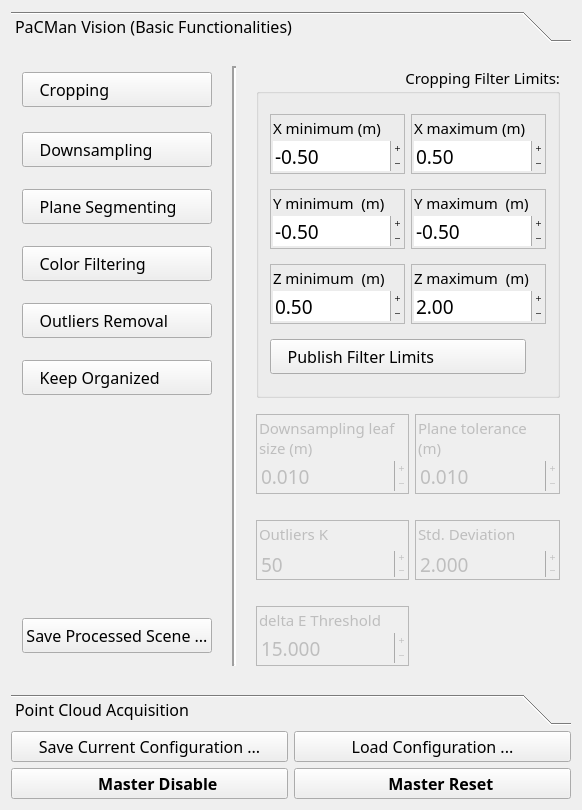
The window that src/basic_node/gui/basic_node_gui.ui (Tabjones/pacman_vision) describes before a commit, drawn with Qt 5.
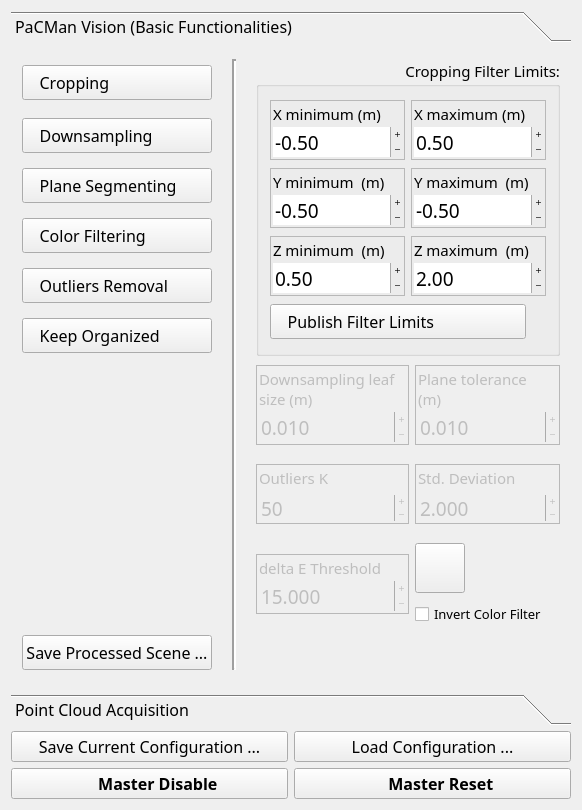
The same window after the commit. Icons and pictures are not drawn.

Commit message: Gui modifications for color filtering

The edit to the form file:
```diff
--- a/src/basic_node/gui/basic_node_gui.ui
+++ b/src/basic_node/gui/basic_node_gui.ui
@@ -241,7 +241,7 @@
           </property>
          </widget>
         </item>
-        <item row="0" column="1" rowspan="9">
+        <item row="0" column="1" rowspan="11">
          <widget class="Line" name="separator">
           <property name="minimumSize">
            <size>
@@ -1635,44 +1635,7 @@
           </layout>
          </widget>
         </item>
-        <item row="8" column="0">
-         <widget class="QPushButton" name="SaveButt">
-          <property name="maximumSize">
-           <size>
-            <width>16777215</width>
-            <height>35</height>
-           </size>
-          </property>
-          <property name="font">
-           <font>
-            <family>Oxygen-Sans</family>
-            <pointsize>12</pointsize>
-           </font>
-          </property>
-          <property name="focusPolicy">
-           <enum>Qt::NoFocus</enum>
-          </property>
-          <property name="acceptDrops">
-           <bool>false</bool>
-          </property>
-          <property name="toolTip">
-           <string>Save current Processed Scene on user selected location. (By calling service get_scene_processed)</string>
-          </property>
-          <property name="text">
-           <string>Save Processed Scene ...</string>
-          </property>
-          <property name="iconSize">
-           <size>
-            <width>32</width>
-            <height>32</height>
-           </size>
-          </property>
-          <property name="checkable">
-           <bool>false</bool>
-          </property>
-         </widget>
-        </item>
-        <item row="8" column="2">
+        <item row="8" column="2" rowspan="2">
          <widget class="QFrame" name="ColorF">
           <property name="enabled">
            <bool>false</bool>
@@ -1785,6 +1748,71 @@
           </layout>
          </widget>
         </item>
+        <item row="8" column="3">
+         <widget class="QPushButton" name="ColorSelectB">
+          <property name="maximumSize">
+           <size>
+            <width>50</width>
+            <height>50</height>
+           </size>
+          </property>
+          <property name="toolTip">
+           <string>Pick a Color</string>
+          </property>
+          <property name="text">
+           <string notr="true"/>
+          </property>
+         </widget>
+        </item>
+        <item row="9" column="3">
+         <widget class="QCheckBox" name="invertColor">
+          <property name="font">
+           <font>
+            <pointsize>10</pointsize>
+           </font>
+          </property>
+          <property name="text">
+           <string>Invert Color Filter</string>
+          </property>
+         </widget>
+        </item>
+        <item row="10" column="0">
+         <widget class="QPushButton" name="SaveButt">
+          <property name="maximumSize">
+           <size>
+            <width>16777215</width>
+            <height>35</height>
+           </size>
+          </property>
+          <property name="font">
+           <font>
+            <family>Oxygen-Sans</family>
+            <pointsize>12</pointsize>
+           </font>
+          </property>
+          <property name="focusPolicy">
+           <enum>Qt::NoFocus</enum>
+          </property>
+          <property name="acceptDrops">
+           <bool>false</bool>
+          </property>
+          <property name="toolTip">
+           <string>Save current Processed Scene on user selected location. (By calling service get_scene_processed)</string>
+          </property>
+          <property name="text">
+           <string>Save Processed Scene ...</string>
+          </property>
+          <property name="iconSize">
+           <size>
+            <width>32</width>
+            <height>32</height>
+           </size>
+          </property>
+          <property name="checkable">
+           <bool>false</bool>
+          </property>
+         </widget>
+        </item>
        </layout>
        <zorder>separator</zorder>
        <zorder>CroppingButt</zorder>
```
Left out of the diff: 134 changed lines with no effect on the pictures. The commit also changes 8 other files.
